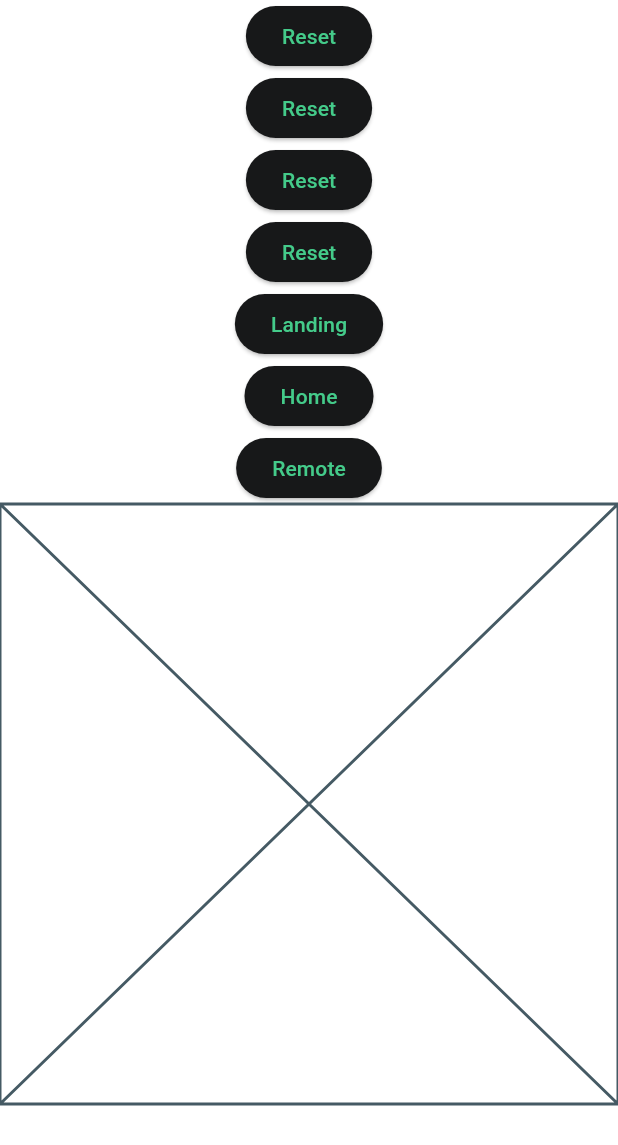
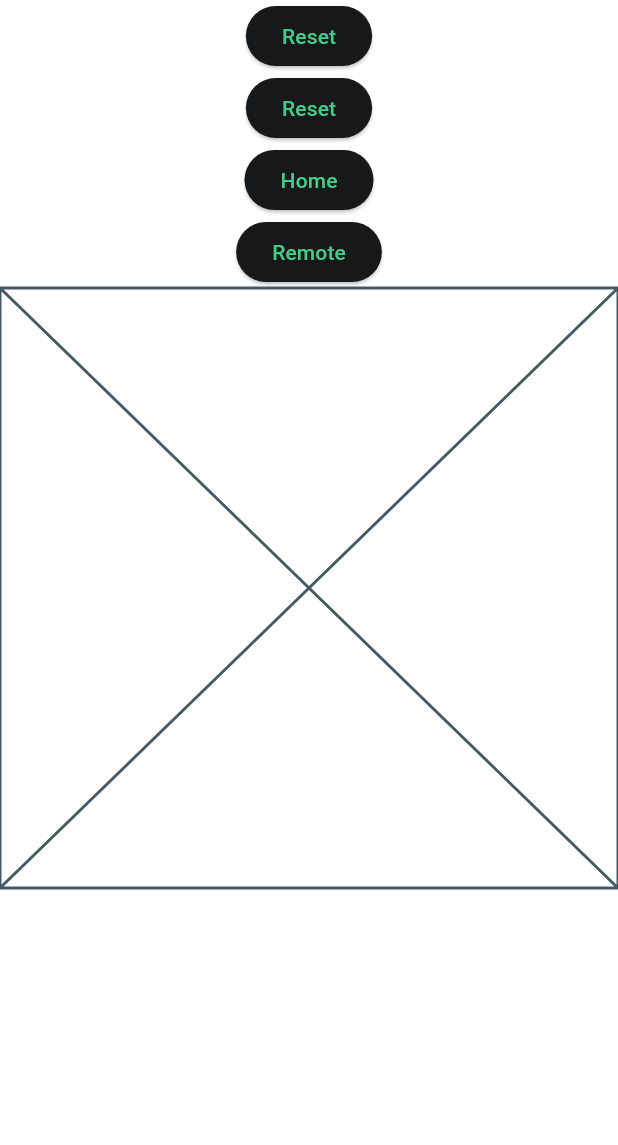
Before and after one commit to theartcher/ConnectMi, a Flutter app: the HomePage screen opened by its route, on a phone screen of 412 x 824 dp. Shown: the top 1145 px of the screen. Run offline on Flutter 3.47's test engine with Material 3 defaults, Android fonts, the phone set to English and light mode, and no system bars; our stand-ins replace flutter_colorpicker, flutter_spinkit, go_router, shared_preferences; missing offline and left inert: flutter_circle_color_picker, gradient_slider; accounts and stored records are empty; generated files the repository leaves out were written again.

Commit message:
some random commit

```diff
--- a/connect_mi/lib/pages/home.dart
+++ b/connect_mi/lib/pages/home.dart
@@ -20,13 +20,6 @@ class HomePage extends StatelessWidget {
         ElevatedButton(
             onPressed: () => clearAllPreferences(), child: const Text("Reset")),
         ElevatedButton(
-            onPressed: () => clearAllPreferences(), child: const Text("Reset")),
-        ElevatedButton(
-            onPressed: () => clearAllPreferences(), child: const Text("Reset")),
-        ElevatedButton(
-            onPressed: () => context.push(landingPageRoute),
-            child: const Text("Landing")),
-        ElevatedButton(
             onPressed: () => context.push(homePageRoute),
             child: const Text("Home")),
         ElevatedButton(
```
